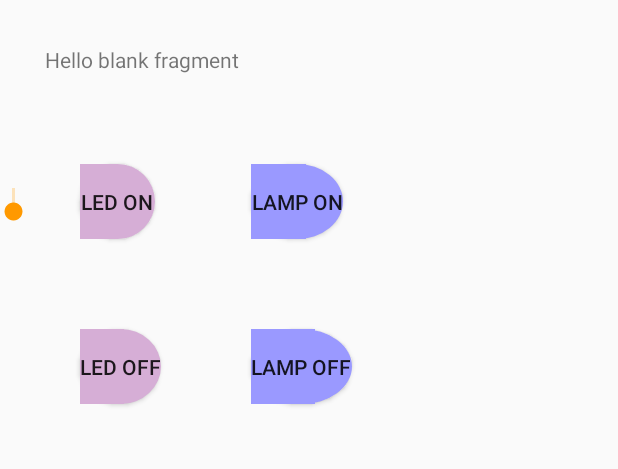
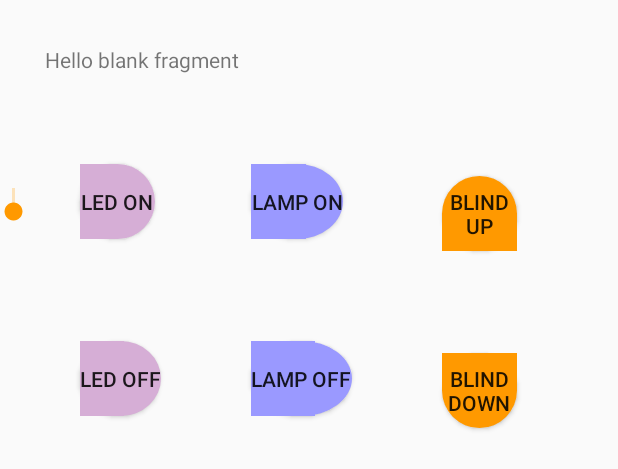
Before and after one commit to ThomasHangstoerfer/HomeControl, an Android app: the layout fragment_lcarslivingroom.xml on its own in the app's theme, with its tools: preview values and no code run, on a phone screen of 412 x 824 dp. Shown: the top 469 px of the screen. Run offline under Robolectric (Android 15) with nearby library versions, the phone set to English and light mode, and no system bars.

Commit message:
Add buttons for 'Shutter'

```diff
--- a/app/src/main/java/de/bitcoder/homectrl/LCARSConfig.java
+++ b/app/src/main/java/de/bitcoder/homectrl/LCARSConfig.java
@@ -11,12 +11,13 @@ public class LCARSConfig {
     //public static final String serverIp = "192.168.178.44"; // vaio
     public static final int serverPort = 7073; // Port of TheOpenTransporter
 
-    //public static final String Bad_CC_RT_Clima = "CUL_HM_HM_CC_RT_DN_2DD63F_Clima";
+    // device-names in FHEM
     public static final String Bad_CC_RT_Clima = "BadHeizung_Clima";
     public static final String Bad_Fenstersensor = "BadFenster";
     public static final String Bad_Thermostat_Climate = "BadThermostat_Climate";
 
     public static final String WZ_Stehlampe = "WzStehlampe";
-    public static final String WZ_LED = "LED";
+    public static final String WZ_LED       = "LED";
+    public static final String WZ_Rolladen  = "WZ_Rolladen";
 
 }
--- a/app/src/main/res/layout/fragment_lcarslivingroom.xml
+++ b/app/src/main/res/layout/fragment_lcarslivingroom.xml
@@ -3,7 +3,7 @@
     android:layout_height="match_parent"
     tools:context="de.bitcoder.homectrl.LCARSLivingRoomFragment"
     android:rowCount="3"
-    android:columnCount="3">
+    android:columnCount="4">
 
     <!-- TODO: Update blank fragment layout -->
     <TextView android:layout_width="wrap_content" android:layout_height="wrap_content"
@@ -77,4 +77,26 @@
         android:layout_column="2"
         android:layout_margin="30dp" />
 
+    <Button
+        style="?android:attr/buttonStyleSmall"
+        android:layout_width="wrap_content"
+        android:layout_height="wrap_content"
+        android:text="BLIND\nUP"
+        android:id="@+id/button_WzRolladenUp"
+        android:background="@drawable/lcars_button_orange_up"
+        android:layout_row="1"
+        android:layout_column="3"
+        android:layout_margin="30dp" />
+
+    <Button
+        style="?android:attr/buttonStyleSmall"
+        android:layout_width="wrap_content"
+        android:layout_height="wrap_content"
+        android:text="BLIND\nDOWN"
+        android:id="@+id/button_WzRolladenDown"
+        android:background="@drawable/lcars_button_orange_down"
+        android:layout_row="2"
+        android:layout_column="3"
+        android:layout_margin="30dp" />
+
 </GridLayout>
```
Also changed, not shown: app/src/main/java/de/bitcoder/homectrl/LCARSLivingRoomFragment.java (+64 -1 lines).
